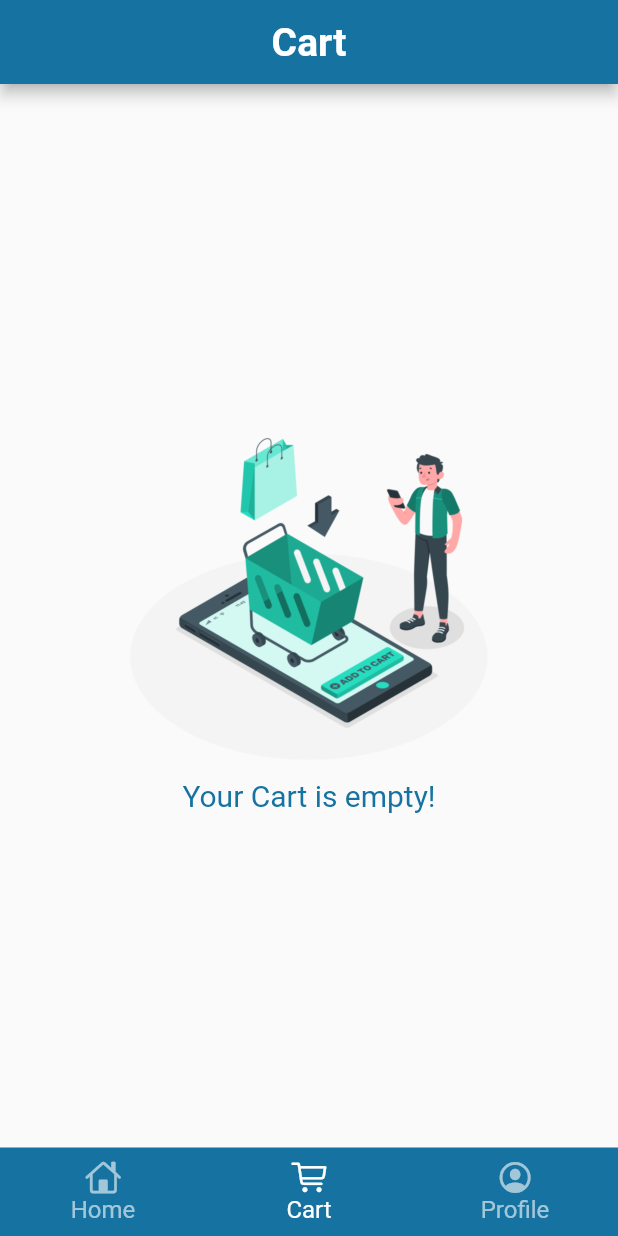
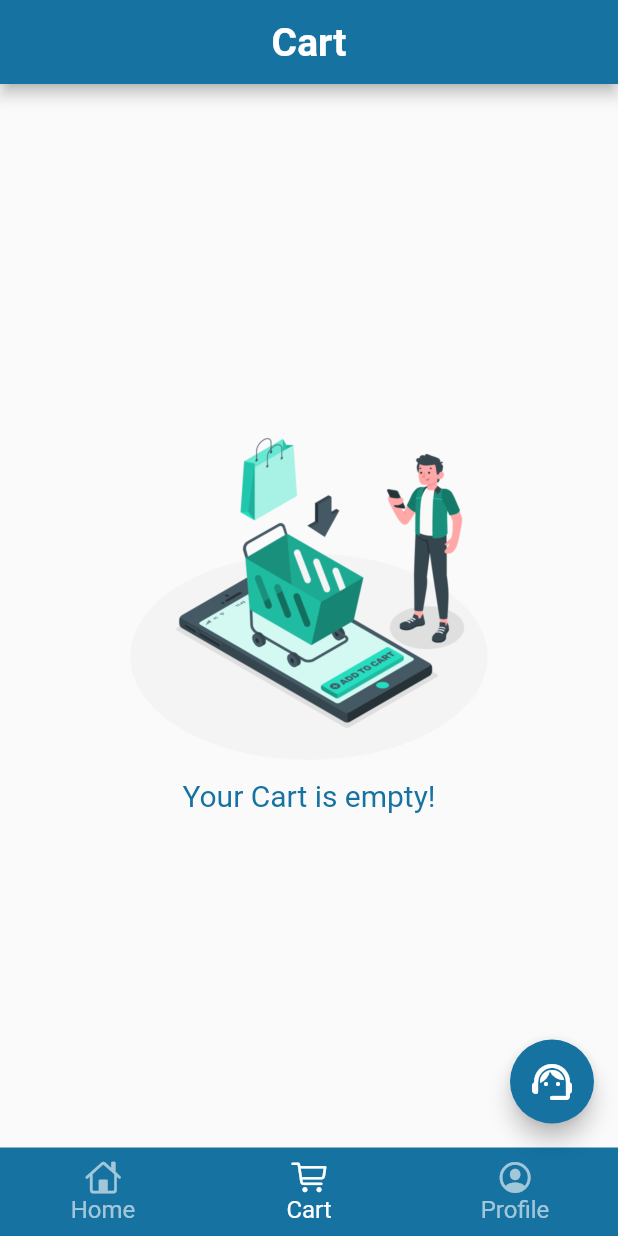
Before and after one commit to bornakpaul/flutter_cartApp_getx, a Flutter app: the MainScreen screen opened directly, item 2 of the bottom bar chosen, on a phone screen of 412 x 824 dp. Run offline on Flutter 3.47's test engine with Material 2 defaults, Android fonts, the light colour scheme and no system bars; our stand-ins replace carousel_slider, cloud_firestore, firebase_auth, firebase_core, fluttertoast, get; accounts and stored records are empty; network calls fail.

Commit message:
Whatsapp deep link chat support

```diff
--- a/lib/screens/main_screen.dart
+++ b/lib/screens/main_screen.dart
@@ -8,6 +8,7 @@ import 'package:getxcart/screens/home_screen.dart';
 import 'package:getxcart/screens/profile_screen.dart';
 import 'package:getxcart/services/firestore_db.dart';
 import 'package:provider/provider.dart';
+import 'package:url_launcher/url_launcher.dart';
 
 class MainScreen extends StatefulWidget {
   const MainScreen({Key? key}) : super(key: key);
@@ -24,11 +25,11 @@ class _MainScreenState extends State<MainScreen> {
         body: IndexedStack(
           index: controller.tabIndex,
           children: [
-            HomeScreen(),
+            const HomeScreen(),
             CartScreen(),
             Provider(
               create: (context) => FirestoreDB(),
-              child: ProfileScreen(),
+              child: const ProfileScreen(),
             ),
           ],
         ),
@@ -38,9 +39,9 @@ class _MainScreenState extends State<MainScreen> {
           //   type: BottomNavigationBarType.fixed,
           selectedItemColor: Colors.white,
           unselectedItemColor: Colors.white60,
-          selectedLabelStyle: TextStyle(fontSize: 16),
-          unselectedLabelStyle: TextStyle(fontSize: 16),
-          items: [
+          selectedLabelStyle: const TextStyle(fontSize: 16),
+          unselectedLabelStyle: const TextStyle(fontSize: 16),
+          items: const [
             BottomNavigationBarItem(
               icon: Icon(CupertinoIcons.home),
               label: 'Home',
@@ -57,6 +58,24 @@ class _MainScreenState extends State<MainScreen> {
           currentIndex: controller.tabIndex,
           onTap: controller.changeTabIndex,
         ),
+        floatingActionButton: FloatingActionButton(
+          backgroundColor: kPrimaryColor,
+          onPressed: () async {
+            int number = 7337743323;
+            String message =
+                "Hey EcoCart team. I am facing some issues. Could you please assist me ?";
+            String _url = "whatsapp://send?phone=$number&text=$message";
+            // if (await canLaunchUrl(Uri.parse(_url))) {
+            await launchUrl(Uri.parse(_url));
+            // } else {
+            //   throw 'Could not launch $_url';
+            // }
+          },
+          child: const Icon(
+            Icons.support_agent_rounded,
+            size: 32,
+          ),
+        ),
       );
     });
   }
--- a/pubspec.yaml
+++ b/pubspec.yaml
@@ -37,6 +37,7 @@ dependencies:
   fluttertoast: ^8.0.8
   get: ^4.3.8
   provider: ^6.0.2
+  url_launcher: ^6.1.3
 
 dev_dependencies:
   flutter_lints: ^1.0.0
```
Also changed, not shown: lib/screens/registration.dart (+5 -6 lines), pubspec.lock, 5 other files.
